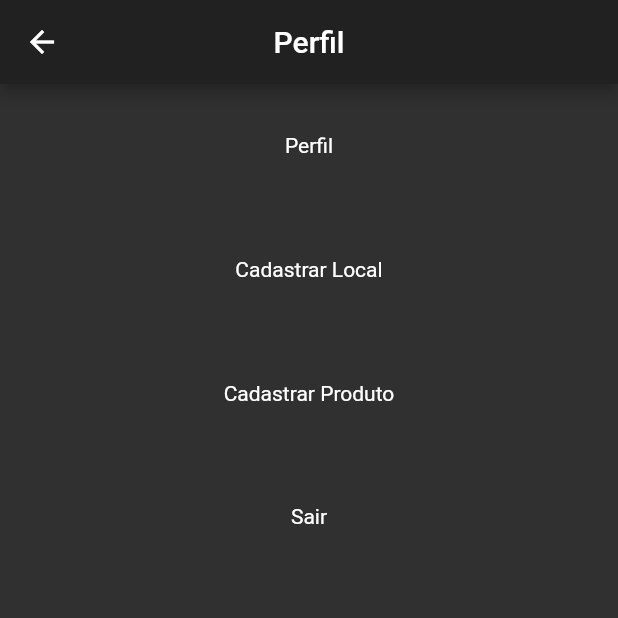
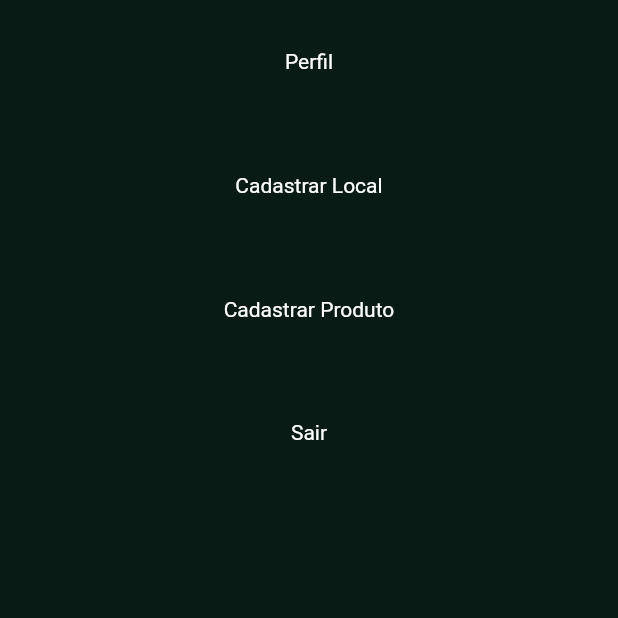
Before and after one commit to MaiaLucas/ecofinder-mobile, a Flutter app: the DashMenu screen opened directly, on a phone screen of 412 x 824 dp, the top half of it. Run offline on Flutter 3.47's test engine with Material 2 defaults, Android fonts, the phone set to English and light mode, and no system bars; our stand-ins replace auto_size_text, carousel_slider, geolocator, material_design_icons_flutter, shared_preferences; accounts and stored records are empty.

Commit message:
ajuste na aba de perfil

```diff
--- a/ecofinder/lib/screens/dashboard/dash_menu.dart
+++ b/ecofinder/lib/screens/dashboard/dash_menu.dart
@@ -1,4 +1,5 @@
 import 'package:ecofinder/screens/profile/index.dart';
+import 'package:ecofinder/utils/constants.dart';
 import 'package:flutter/cupertino.dart';
 import 'package:flutter/material.dart';
 
@@ -11,11 +12,8 @@ class _DashMenuState extends State<DashMenu> {
   @override
   Widget build(BuildContext context) {
     return Scaffold(
-      appBar: AppBar(
-        title: Text('Perfil'),
-        centerTitle: true,
-      ),
-      body: Profile(),
+      backgroundColor: Constants.BACKGROUND,
+      body: SafeArea(child: Profile()),
     );
   }
 }
```
